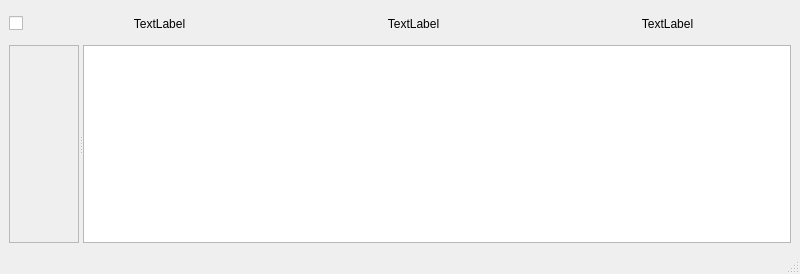
First picture: the form in interface/frmprincipal.ui, repository CaioPellicani/projeto_coracao, before the edit.
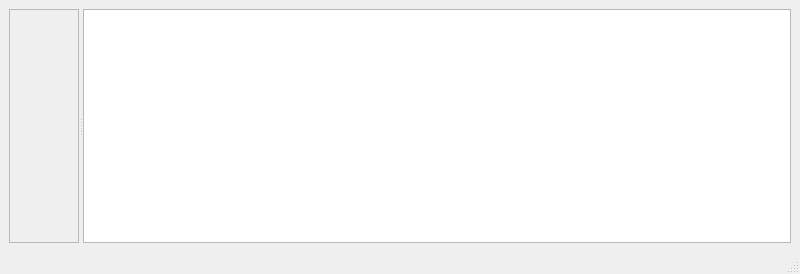
Second picture: the form after the edit.

Commit message: Ref: Refatoraçao completa da class_Moradores / valores de Saldo nao consistentes

What changed in the file:
```diff
--- a/interface/frmprincipal.ui
+++ b/interface/frmprincipal.ui
@@ -15,116 +15,6 @@
   </property>
   <widget class="QWidget" name="centralwidget">
    <layout class="QVBoxLayout" name="verticalLayout">
-    <item>
-     <layout class="QHBoxLayout" name="hblCabecalho" stretch="0,0,0,0">
-      <property name="spacing">
-       <number>7</number>
-      </property>
-      <property name="sizeConstraint">
-       <enum>QLayout::SetMinimumSize</enum>
-      </property>
-      <property name="leftMargin">
-       <number>0</number>
-      </property>
-      <property name="topMargin">
-       <number>0</number>
-      </property>
-      <property name="bottomMargin">
-       <number>0</number>
-      </property>
-      <item>
-       <widget class="QCheckBox" name="checkBox">
-        <property name="sizePolicy">
-         <sizepolicy hsizetype="Minimum" vsizetype="Fixed">
-          <horstretch>0</horstretch>
-          <verstretch>20</verstretch>
-         </sizepolicy>
-        </property>
-        <property name="maximumSize">
-         <size>
-          <width>20</width>
-          <height>16777215</height>
-         </size>
-        </property>
-        <property name="text">
-         <string/>
-        </property>
-       </widget>
-      </item>
-      <item>
-       <widget class="QLabel" name="label_2">
-        <property name="sizePolicy">
-         <sizepolicy hsizetype="Minimum" vsizetype="Minimum">
-          <horstretch>0</horstretch>
-          <verstretch>0</verstretch>
-         </sizepolicy>
-        </property>
-        <property name="maximumSize">
-         <size>
-          <width>16777215</width>
-          <height>30</height>
-         </size>
-        </property>
-        <property name="layoutDirection">
-         <enum>Qt::LeftToRight</enum>
-        </property>
-        <property name="text">
-         <string>TextLabel</string>
-        </property>
-        <property name="alignment">
-         <set>Qt::AlignCenter</set>
-        </property>
-       </widget>
-      </item>
-      <item>
-       <widget class="QLabel" name="label_3">
-        <property name="sizePolicy">
-         <sizepolicy hsizetype="Minimum" vsizetype="Minimum">
-          <horstretch>0</horstretch>
-          <verstretch>0</verstretch>
-         </sizepolicy>
-        </property>
-        <property name="maximumSize">
-         <size>
-          <width>16777215</width>
-          <height>30</height>
-         </size>
-        </property>
-        <property name="text">
-         <string>TextLabel</string>
-        </property>
-        <property name="scaledContents">
-         <bool>false</bool>
-        </property>
-        <property name="alignment">
-         <set>Qt::AlignCenter</set>
-        </property>
-       </widget>
-      </item>
-      <item>
-       <widget class="QLabel" name="label">
-        <property name="sizePolicy">
-         <sizepolicy hsizetype="Minimum" vsizetype="Minimum">
-          <horstretch>0</horstretch>
-          <verstretch>0</verstretch>
-         </sizepolicy>
-        </property>
-        <property name="maximumSize">
-         <size>
-          <width>16777215</width>
-          <height>30</height>
-         </size>
-        </property>
-        <property name="text">
-         <string>TextLabel</string>
-        </property>
-        <property name="alignment">
-         <set>Qt::AlignCenter</set>
-        </property>
-       </widget>
-      </item>
-     </layout>
-    </item>
     <item>
      <widget class="QSplitter" name="splitter">
       <property name="orientation">
@@ -151,8 +41,8 @@
          <rect>
           <x>0</x>
           <y>0</y>
-          <width>68</width>
-          <height>185</height>
+          <width>73</width>
+          <height>210</height>
          </rect>
         </property>
        </widget>
```
The commit also changes 10 other files.
